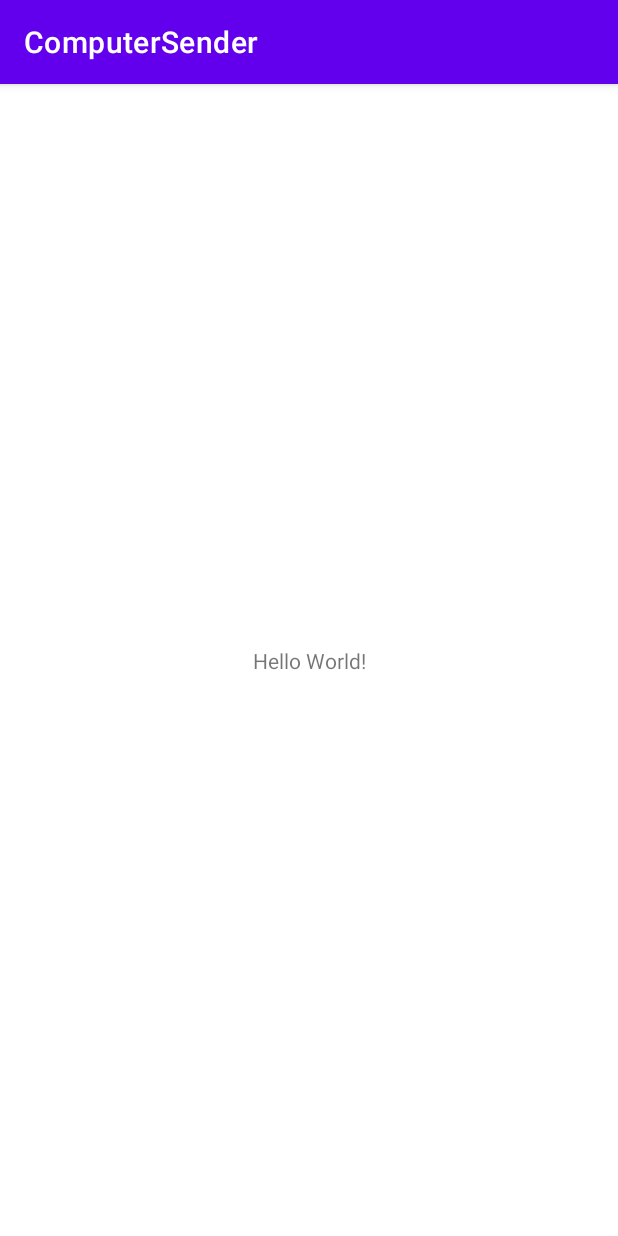
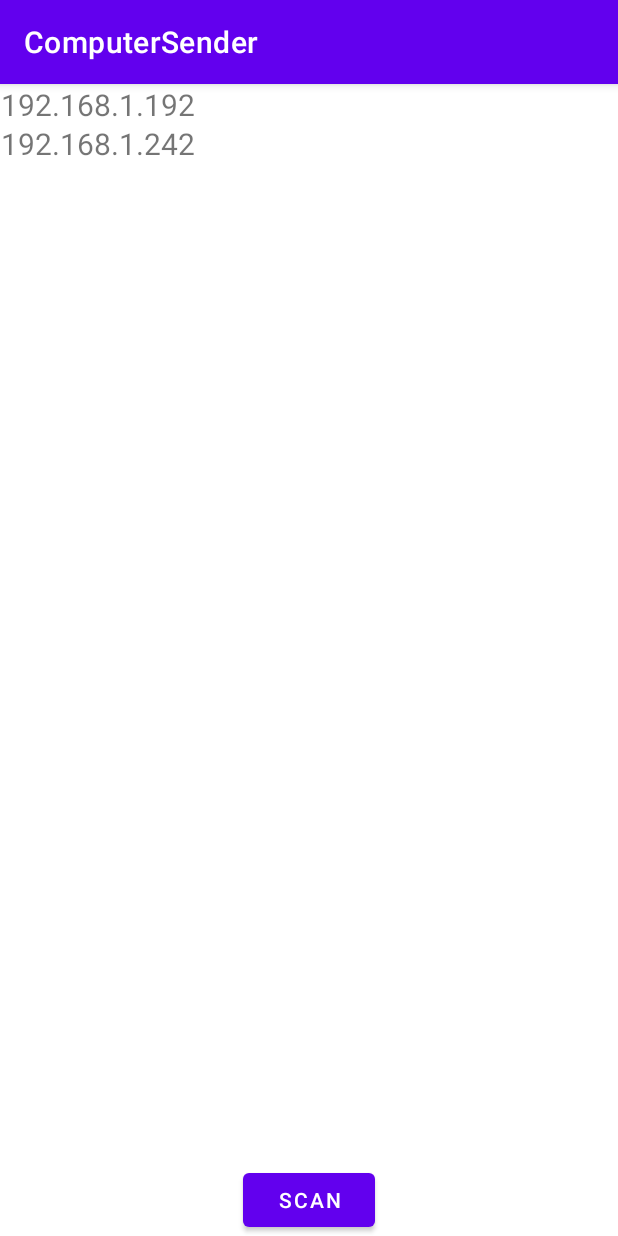
Before and after one commit to Ack008/ComputerSender, an Android app: the screen it shows after launch (MainActivity), on a phone screen of 412 x 824 dp. Run offline under Robolectric (Android 15) with nearby library versions, the phone set to English and light mode, and no system bars.

Commit message:
Recycler

```diff
--- a/Sender/app/src/main/AndroidManifest.xml
+++ b/Sender/app/src/main/AndroidManifest.xml
@@ -2,6 +2,7 @@
 <manifest xmlns:android="http://schemas.android.com/apk/res/android"
     xmlns:tools="http://schemas.android.com/tools"
     package="com.example.computersender">
+    <uses-permission android:name="android.permission.INTERNET" />
 
     <application
         android:allowBackup="true"
--- a/Sender/app/src/main/java/com/example/computersender/MainActivity.kt
+++ b/Sender/app/src/main/java/com/example/computersender/MainActivity.kt
@@ -1,11 +1,27 @@
 package com.example.computersender
 
+import android.os.Bundle
+import android.os.StrictMode
+import android.os.StrictMode.ThreadPolicy
+import android.widget.Adapter
+import android.widget.TextView
 import androidx.appcompat.app.AppCompatActivity
-import android.os.Bundle
+import androidx.recyclerview.widget.LinearLayoutManager
+import androidx.recyclerview.widget.RecyclerView
+import java.net.InetSocketAddress
+import java.net.Socket
+import java.sql.Array
 
 class MainActivity : AppCompatActivity() {
+
     override fun onCreate(savedInstanceState: Bundle?) {
         super.onCreate(savedInstanceState)
         setContentView(R.layout.activity_main)
+        var View = findViewById<RecyclerView>(R.id.view);
+        View.layoutManager = LinearLayoutManager(this);
+        var Addresses = arrayOf("192.168.1.192", "192.168.1.242");
+        var Adapter = RecyclerAdapter(Addresses.toMutableList())
+        View.adapter = Adapter;
+
     }
 }
--- /dev/null
+++ b/Sender/app/src/main/java/com/example/computersender/MyAdapter.kt
@@ -0,0 +1,34 @@
+package com.example.computersender
+
+import android.location.Address
+import android.view.LayoutInflater
+import android.view.View
+import android.view.ViewGroup
+import android.widget.TextView
+import androidx.recyclerview.widget.RecyclerView
+
+class RecyclerAdapter(Address_ : MutableList<String>) : RecyclerView.Adapter<RecyclerAdapter.myViewHolder>(){
+    var Address = Address_;
+    override fun onCreateViewHolder(parent: ViewGroup, viewType: Int): RecyclerAdapter.myViewHolder {
+        var View = LayoutInflater.from(parent.context).inflate(R.layout.views, parent, false);
+        return myViewHolder(View);
+    }
+
+    override fun onBindViewHolder(holder: RecyclerAdapter.myViewHolder, position: Int) {
+        holder.testo.text = Address[position];
+    }
+
+    override fun getItemCount(): Int {
+        return Address.size;
+    }
+
+
+    class myViewHolder(itemView : View) : RecyclerView.ViewHolder(itemView){
+        var testo : TextView;
+        init {
+            testo = itemView.findViewById(R.id.textView3);
+
+        }
+
+    }
+}
--- a/Sender/app/src/main/res/layout/activity_main.xml
+++ b/Sender/app/src/main/res/layout/activity_main.xml
@@ -2,17 +2,25 @@
 <androidx.constraintlayout.widget.ConstraintLayout xmlns:android="http://schemas.android.com/apk/res/android"
     xmlns:app="http://schemas.android.com/apk/res-auto"
     xmlns:tools="http://schemas.android.com/tools"
+    android:id="@+id/root"
     android:layout_width="match_parent"
     android:layout_height="match_parent"
-    tools:context=".MainActivity">
+    tools:context=".MainActivity" >
 
-    <TextView
-        android:layout_width="wrap_content"
-        android:layout_height="wrap_content"
-        android:text="Hello World!"
-        app:layout_constraintBottom_toBottomOf="parent"
+    <androidx.recyclerview.widget.RecyclerView
+        android:id="@+id/view"
+        android:layout_width="match_parent"
+        android:layout_height="match_parent"
         app:layout_constraintEnd_toEndOf="parent"
         app:layout_constraintStart_toStartOf="parent"
         app:layout_constraintTop_toTopOf="parent" />
 
+    <Button
+        android:id="@+id/scanBut"
+        android:layout_width="wrap_content"
+        android:layout_height="wrap_content"
+        android:text="Scan"
+        app:layout_constraintBottom_toBottomOf="parent"
+        app:layout_constraintEnd_toEndOf="parent"
+        app:layout_constraintStart_toStartOf="parent" />
 </androidx.constraintlayout.widget.ConstraintLayout>
--- /dev/null
+++ b/Sender/app/src/main/res/layout/views.xml
@@ -0,0 +1,16 @@
+<?xml version="1.0" encoding="utf-8"?>
+<androidx.constraintlayout.widget.ConstraintLayout xmlns:android="http://schemas.android.com/apk/res/android"
+    xmlns:app="http://schemas.android.com/apk/res-auto"
+    xmlns:tools="http://schemas.android.com/tools"
+    android:layout_width="wrap_content"
+    android:layout_height="wrap_content">
+
+    <TextView
+        android:id="@+id/textView3"
+        android:layout_width="131dp"
+        android:layout_height="26dp"
+        android:text="TextView"
+        android:textAlignment="center"
+        android:textSize="20sp"
+        app:layout_constraintEnd_toEndOf="parent" />
+</androidx.constraintlayout.widget.ConstraintLayout>
```
Also changed, not shown: Sender/app/src/main/java/com/example/computersender/PortScanner.kt (added, +35 -0 lines), 2 other files.
